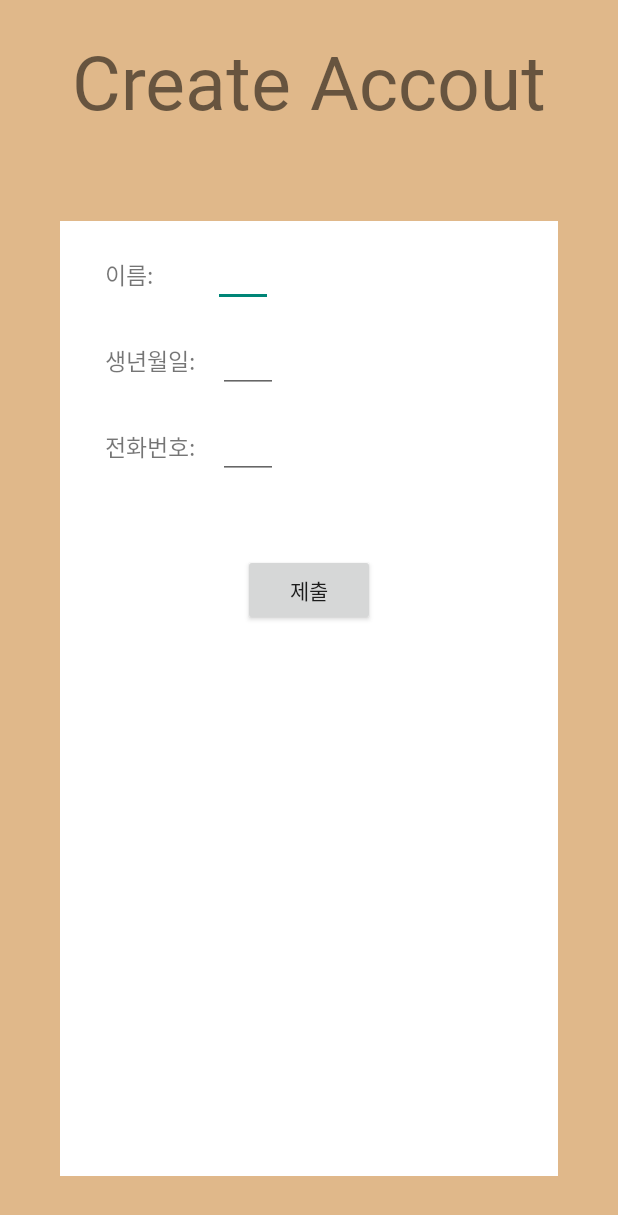
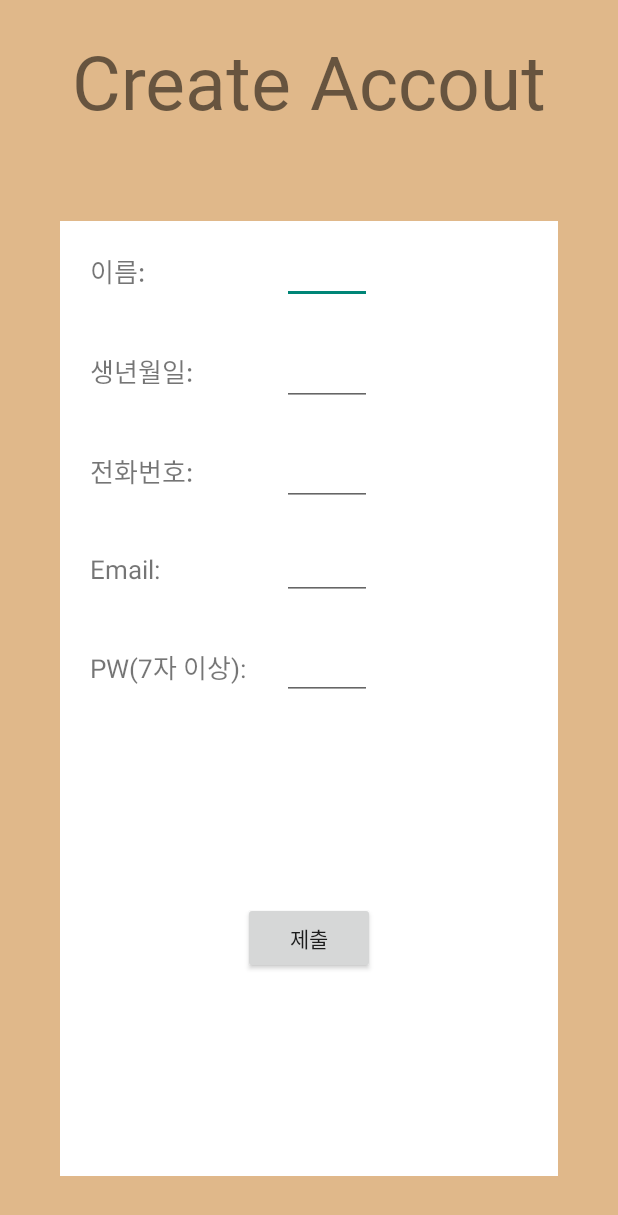
Before and after one commit to yangMinjae/CapstonDesign_Hwai, an Android app: the CreateAccountActivity screen opened directly, with no data from a screen before it, after a tap on "제출", on a phone screen of 412 x 824 dp. Shown: the top 1215 px of the screen. Run offline under Robolectric (Android 15) with nearby library versions, the phone set to English and light mode, and no system bars.

Commit message:
Createacount 화면에 Email, password칸을 추가하고 레이아웃을 수 정했습니다.

```diff
--- a/app/src/main/java/com/example/library_app/CreateAccountActivity.java
+++ b/app/src/main/java/com/example/library_app/CreateAccountActivity.java
@@ -12,12 +12,19 @@ import android.widget.EditText;
 import android.widget.Toast;
 
 public class CreateAccountActivity extends AppCompatActivity {
+
     private EditText submit_Name;       //이름
     private EditText submit_DoB;        //생년월일
     private EditText submit_PhoneNum;   //폰번호
+    private EditText submit_Email;      //Email
+    private EditText submit_PW;         //Password
+
     private String str1;                //이름
     private String str2;                //생년월일
     private String str3;                //폰번호
+    private String str4;                //Email
+    private String str5;                //Password
+
     private Button btn_submit;          //제출버튼
     @Override
     protected void onCreate(Bundle savedInstanceState) {
@@ -28,6 +35,9 @@ public class CreateAccountActivity extends AppCompatActivity {
         submit_Name=findViewById(R.id.submit_Name);
         submit_DoB=findViewById(R.id.submit_DoB);
         submit_PhoneNum=findViewById(R.id.submit_PhoneNum);
+        submit_Email=findViewById(R.id.submit_Email);
+        submit_PW=findViewById(R.id.submit_PW);
+
         btn_submit=findViewById(R.id.btn_submit);
 
         btn_submit.setOnClickListener(new View.OnClickListener() {
@@ -35,9 +45,10 @@ public class CreateAccountActivity extends AppCompatActivity {
             public void onClick(View view) {
                 str1=submit_Name.getText().toString();
                 str2=submit_DoB.getText().toString();
-                str3=submit_PhoneNum.getText().toString();  // 버튼 클릭시 Edittext의 text를 가져옴
-
-                if(str1.length()>=2 && str2.length()>=6 && str3.length()>=11){  // 각 Edittext가 일정 길이 이상 채워져 있을때만 제출 가능
+                str3=submit_PhoneNum.getText().toString();
+                str4=submit_Email.getText().toString();
+                str5=submit_PW.getText().toString();        // 버튼 클릭시 Edittext의 text를 가져옴
+                if(str1.length()>=2 && str2.length()>=6 && str3.length()>=11 && str4.length()>=10 && str5.length()>=7){  // 각 Edittext가 일정 길이 이상 채워져 있을때만 제출 가능
                     /*
                     서버에 사용자 정보 제출
                      */
@@ -47,7 +58,7 @@ public class CreateAccountActivity extends AppCompatActivity {
                     startActivity(intent);
                 }
                 else{
-                    Toast.makeText(getApplicationContext(),"회원가입 정보를 제대로 입력해 주세요",Toast.LENGTH_LONG).show();
+                    Toast.makeText(getApplicationContext(),"회원가입 정보를 제대로 입력해 주세요.",Toast.LENGTH_LONG).show();
                 }
 
             }
--- a/app/src/main/res/layout/create_account.xml
+++ b/app/src/main/res/layout/create_account.xml
@@ -16,88 +16,122 @@
         android:gravity="center"
         android:text="Create Accout"
         android:textSize="50sp" />
-
-    <LinearLayout
+    <RelativeLayout
         android:layout_width="match_parent"
         android:layout_height="match_parent"
-        android:background="@color/white"
         android:layout_margin="40dp"
-        android:orientation="vertical"
-        >
-        <LinearLayout
-            android:layout_width="match_parent"
-            android:orientation="horizontal"
-            android:layout_marginTop="15dp"
-            android:layout_height="wrap_content">
+        android:background="@color/white">
+
         <TextView
             android:layout_width="wrap_content"
             android:layout_height="wrap_content"
-                android:text="이름:"
-                android:textSize="15sp"
-                android:layout_marginLeft="30dp"/>
+            android:text="이름: "
+            android:textSize="17sp"
+            android:layout_margin="20dp"
+            android:id="@+id/tv_NN1"
+            />
         <EditText
-                android:layout_marginLeft="40dp"
+            android:id="@+id/submit_Name"
             android:layout_width="wrap_content"
             android:layout_height="wrap_content"
-                android:minWidth="40dp"
-                android:textSize="15sp"
+            android:minWidth="60dp"
+            android:textSize="13sp"
             android:maxLines="1"
-                android:id="@+id/submit_Name"
+            android:maxLength="24"
+            android:layout_alignLeft="@id/submit_PW"
+            android:layout_alignBaseline="@+id/tv_NN1"
             />
-        </LinearLayout>
-        <LinearLayout
-            android:layout_width="match_parent"
-            android:orientation="horizontal"
-            android:layout_marginTop="15dp"
-            android:layout_height="wrap_content">
+
         <TextView
             android:layout_width="wrap_content"
             android:layout_height="wrap_content"
-                android:text="생년월일:"
-                android:textSize="15sp"
-                android:layout_marginLeft="30dp"/>
+            android:text="생년월일: "
+            android:textSize="17sp"
+            android:layout_margin="20dp"
+            android:id="@+id/tv_NN2"
+            android:layout_below="@id/tv_NN1"
+            />
         <EditText
-                android:layout_marginLeft="15dp"
+            android:id="@+id/submit_DoB"
             android:layout_width="wrap_content"
             android:layout_height="wrap_content"
-                android:textSize="15sp"
-                android:minWidth="40dp"
+            android:minWidth="60dp"
+            android:textSize="17sp"
             android:maxLines="1"
             android:maxLength="6"
-                android:id="@+id/submit_DoB"
-                />
-        </LinearLayout>
-        <LinearLayout
-            android:layout_width="match_parent"
-            android:orientation="horizontal"
-            android:layout_marginTop="15dp"
-            android:layout_height="wrap_content">
+            android:layout_alignLeft="@id/submit_PW"
+            android:layout_alignBaseline="@+id/tv_NN2"/>
+
         <TextView
             android:layout_width="wrap_content"
             android:layout_height="wrap_content"
-                android:text="전화번호:"
-                android:textSize="15sp"
-                android:layout_marginLeft="30dp"/>
+            android:text="전화번호: "
+            android:textSize="17sp"
+            android:layout_margin="20dp"
+            android:id="@+id/tv_NN3"
+            android:layout_below="@id/tv_NN2"
+            />
         <EditText
-                android:layout_marginLeft="15dp"
+            android:id="@+id/submit_PhoneNum"
             android:layout_width="wrap_content"
             android:layout_height="wrap_content"
-                android:textSize="15sp"
-                android:minWidth="40dp"
+            android:minWidth="60dp"
+            android:textSize="17sp"
             android:maxLines="1"
             android:maxLength="11"
-                android:id="@+id/submit_PhoneNum"
-                />
-        </LinearLayout>
-        <Button
-            android:layout_marginTop="30dp"
+            android:layout_alignLeft="@id/submit_PW"
+            android:layout_alignBaseline="@+id/tv_NN3"/>
+
+        <TextView
             android:layout_width="wrap_content"
             android:layout_height="wrap_content"
-            android:text="제출"
-            android:layout_margin="50dp"
-            android:layout_gravity="center_horizontal"
+            android:text="Email: "
+            android:textSize="17sp"
+            android:layout_margin="20dp"
+            android:id="@+id/tv_NN4"
+            android:layout_below="@id/tv_NN3"
+            />
+        <EditText
+            android:id="@+id/submit_Email"
+            android:layout_width="wrap_content"
+            android:layout_height="wrap_content"
+            android:minWidth="60dp"
+            android:textSize="10sp"
+            android:maxLines="1"
+            android:maxLength="30"
+            android:layout_alignLeft="@id/submit_PW"
+            android:layout_alignBaseline="@+id/tv_NN4"/>
+
+        <TextView
+            android:layout_width="wrap_content"
+            android:layout_height="wrap_content"
+            android:text="PW(7자 이상): "
+            android:textSize="17sp"
+            android:layout_margin="20dp"
+            android:id="@+id/tv_NN5"
+            android:layout_below="@id/tv_NN4"
+            />
+        <EditText
+            android:id="@+id/submit_PW"
+            android:layout_width="wrap_content"
+            android:layout_height="wrap_content"
+            android:minWidth="60dp"
+            android:textSize="13sp"
+            android:maxLines="1"
+            android:maxLength="24"
+            android:layout_toRightOf="@+id/tv_NN5"
+            android:layout_alignBaseline="@+id/tv_NN5"/>
+        <RelativeLayout
+            android:layout_width="match_parent"
+            android:layout_height="match_parent"
+            android:layout_below="@+id/submit_PW">
+            <Button
                 android:id="@+id/btn_submit"
-            />
+                android:layout_width="wrap_content"
+                android:layout_height="wrap_content"
+                android:layout_centerInParent="true"
+                android:text="제출"/>
+        </RelativeLayout>
 
+    </RelativeLayout>
 </LinearLayout>
-</LinearLayout>
```
Lines whose indentation alone changed are shown as unchanged.
